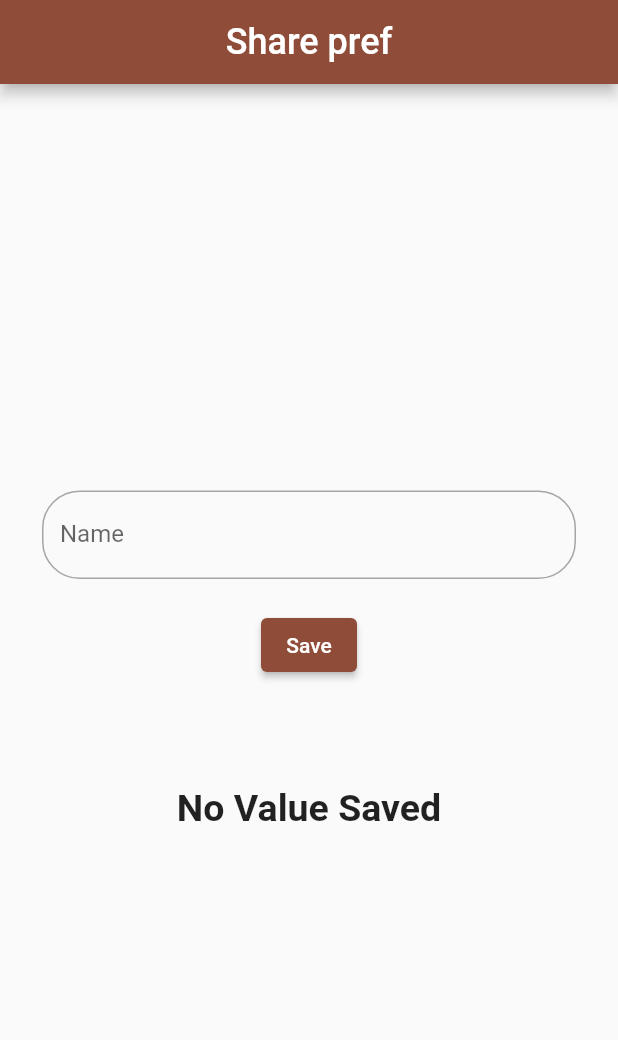
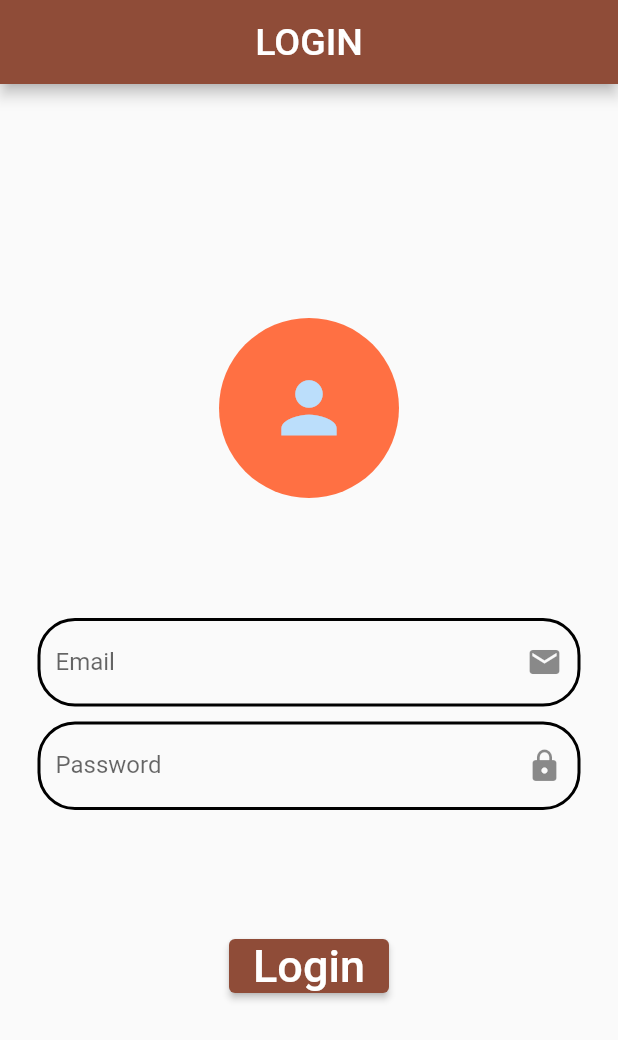
Before and after one commit to virpal12/share-preference, a Flutter app: the screen it shows after launch, on a phone screen of 412 x 824 dp. Shown: the top 1040 px of the screen. Run offline on Flutter 3.47's test engine with Material 3 defaults, Android fonts, the phone set to English and light mode, and no system bars; our stand-ins replace shared_preferences.

Commit message:
first commit

```diff
--- a/lib/main.dart
+++ b/lib/main.dart
@@ -1,5 +1,5 @@
 import 'package:flutter/material.dart';
-import 'package:shared_preferences/shared_preferences.dart';
+import 'package:shared_preference/screens/Splash.dart';
 
 void main() {
   runApp(const MyApp());
@@ -13,88 +13,12 @@ class MyApp extends StatelessWidget {
   Widget build(BuildContext context) {
     return MaterialApp(
       debugShowCheckedModeBanner: false,
-      title: 'Flutter Demo',
+      title: 'Shared pref',
       theme: ThemeData(
         colorScheme: ColorScheme.fromSeed(seedColor: Colors.deepOrange),
         useMaterial3: false,
       ),
-      home: MyHomePage(),
+      home: splash_Screen(),
     );
   }
 }
-
-class MyHomePage extends StatefulWidget {
-  const MyHomePage({super.key});
-
-  @override
-  State<MyHomePage> createState() => _MyHomePageState();
-}
-
-var nameValue = "No Value Saved";
-
-class _MyHomePageState extends State<MyHomePage> {
-  @override
-  void initState() {
-    super.initState();
-    getValue();
-  }
-
-  @override
-  Widget build(BuildContext context) {
-    TextEditingController Name = TextEditingController();
-    return Scaffold(
-      appBar: AppBar(
-        title: Text(
-          'Share pref',
-          style: TextStyle(fontSize: 24),
-        ),
-        centerTitle: true,
-      ),
-      body: Container(
-        child: Padding(
-          padding: const EdgeInsets.symmetric(horizontal: 28.0),
-          child: Column(
-            mainAxisAlignment: MainAxisAlignment.center,
-            children: [
-              TextField(
-                controller: Name,
-                decoration: InputDecoration(
-                    hintText: 'Enter your Name',
-                    label: Text('Name'),
-                    border: OutlineInputBorder(
-                      borderRadius: BorderRadius.circular(25),
-                    )),
-              ),
-              SizedBox(
-                height: 20,
-              ),
-              ElevatedButton(
-                  onPressed: () async {
-                    var pref = await SharedPreferences.getInstance();
-                    pref.setString("Name", Name.text.toString());
-                  },
-                  child: Text('Save')),
-              SizedBox(
-                height: 70,
-              ),
-              Text(
-                nameValue,
-                style: TextStyle(
-                  fontSize: 25,
-                  fontWeight: FontWeight.bold,
-                ),
-              ),
-            ],
-          ),
-        ),
-      ),
-    );
-  }
-
-  void getValue() async {
-    var prefs = await SharedPreferences.getInstance();
-   // var GetNames = prefs.getString("Name");
-    nameValue = prefs.getString("Name") ?? "No Value Saved";
-    setState(() {});
-  }
-}
--- /dev/null
+++ b/lib/screens/Login.dart
@@ -0,0 +1,95 @@
+import 'package:flutter/material.dart';
+import 'package:shared_preference/Pages/Home.dart';
+import 'package:shared_preferences/shared_preferences.dart';
+
+class LoginPage extends StatefulWidget {
+  const LoginPage({super.key});
+
+  @override
+  State<LoginPage> createState() => _LoginPageState();
+}
+
+class _LoginPageState extends State<LoginPage> {
+  TextEditingController email = TextEditingController();
+  TextEditingController pass = TextEditingController();
+
+  @override
+  Widget build(BuildContext context) {
+    return Scaffold(
+      appBar: AppBar(
+        title: Text(
+          'LOGIN',
+          style: TextStyle(fontSize: 25),
+        ),
+        centerTitle: true,
+      ),
+      body: Padding(
+        padding: const EdgeInsets.symmetric(horizontal: 25.0),
+        child: Column(
+          mainAxisAlignment: MainAxisAlignment.center,
+          children: [
+            CircleAvatar(
+                backgroundColor: Colors.deepOrange.shade400,
+                radius: 60,
+                child: Icon(
+                  Icons.person,
+                  size: 55,
+                )),
+            SizedBox(
+              height: 80,
+            ),
+            TextField(
+              controller: email,
+              decoration: InputDecoration(
+                  label: Text('Email'),
+                  hintText: 'Enter your email',
+                  suffixIcon: Icon(Icons.email),
+                  focusedBorder: OutlineInputBorder(
+                    borderRadius: BorderRadius.circular(25),
+                    borderSide: BorderSide(color: Colors.deepOrange, width: 2),
+                  ),
+                  enabledBorder: OutlineInputBorder(
+                    borderRadius: BorderRadius.circular(25),
+                    borderSide: BorderSide(color: Colors.black, width: 2),
+                  )),
+            ),
+            SizedBox(
+              height: 10,
+            ),
+            TextField(
+                controller: pass,
+                decoration: InputDecoration(
+                  label: Text('Password'),
+                  hintText: 'Enter your Password',
+                  suffixIcon: Icon(Icons.lock),
+                  focusedBorder: OutlineInputBorder(
+                    borderRadius: BorderRadius.circular(25),
+                    borderSide: BorderSide(color: Colors.deepOrange, width: 2),
+                  ),
+                  enabledBorder: OutlineInputBorder(
+                    borderRadius: BorderRadius.circular(25),
+                    borderSide: BorderSide(color: Colors.black, width: 2),
+                  ),
+                )),
+            SizedBox(
+              height: 80,
+            ),
+            ElevatedButton(
+                onPressed: () async {
+                  var sharedPref = await SharedPreferences.getInstance();
+                  sharedPref.setBool("Login", true);
+                  Navigator.push(
+                      context, MaterialPageRoute(builder: (_) => HomePage()));
+                },
+                child: Text(
+                  'Login',
+                  style: TextStyle(
+                    fontSize: 30,
+                  ),
+                ))
+          ],
+        ),
+      ),
+    );
+  }
+}
```
Also changed, not shown: lib/Pages/Home.dart (added, +50 -0 lines), lib/screens/Splash.dart (added, +63 -0 lines).
